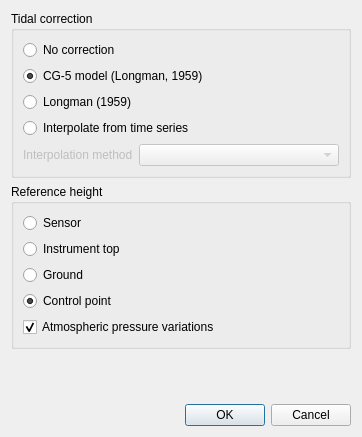
Before: the Qt Designer form gravtools/gui/dialog_corrections.ui in ahellers/GravTools, drawn with Qt 5.
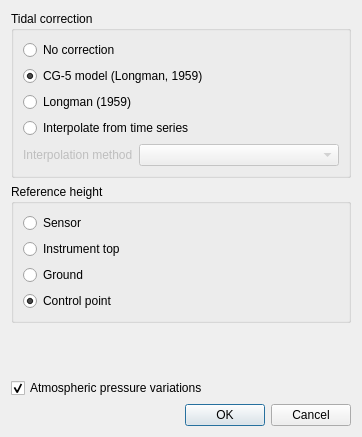
After: the same form once the commit is applied.

Commit message: Added option to read pressure values from comments in the CG-5 observation files into CG5Survey objects.

What changed in the file:
```diff
--- a/gravtools/gui/dialog_corrections.ui
+++ b/gravtools/gui/dialog_corrections.ui
@@ -182,19 +182,6 @@
           </item>
          </layout>
         </item>
-        <item>
-         <widget class="QCheckBox" name="checkBox_corrections_atm_pressure">
-          <property name="toolTip">
-           <string>&lt;html&gt;&lt;head/&gt;&lt;body&gt;&lt;p&gt;Use measured pressure values provided in the input observation files to correct atmosperhic pressure variations. Be aware that this correction is only applied, if pressure measurements are provided along with the observaiton data.&lt;/p&gt;&lt;/body&gt;&lt;/html&gt;</string>
-          </property>
-          <property name="text">
-           <string>Atmospheric pressure variations</string>
-          </property>
-          <property name="checked">
-           <bool>true</bool>
-          </property>
-         </widget>
-        </item>
        </layout>
       </widget>
      </item>
@@ -211,6 +198,19 @@
        </property>
       </spacer>
      </item>
+     <item>
+      <widget class="QCheckBox" name="checkBox_corrections_atm_pressure">
+       <property name="toolTip">
+        <string>&lt;html&gt;&lt;head/&gt;&lt;body&gt;&lt;p&gt;Use measured pressure values provided in the input observation files to correct atmosperhic pressure variations. Be aware that this correction is only applied, if pressure measurements are provided along with the observaiton data.&lt;/p&gt;&lt;/body&gt;&lt;/html&gt;</string>
+       </property>
+       <property name="text">
+        <string>Atmospheric pressure variations</string>
+       </property>
+       <property name="checked">
+        <bool>true</bool>
+       </property>
+      </widget>
+     </item>
      <item>
       <widget class="QDialogButtonBox" name="buttonBox">
        <property name="toolTip">
```
The commit also changes 3 other files.
